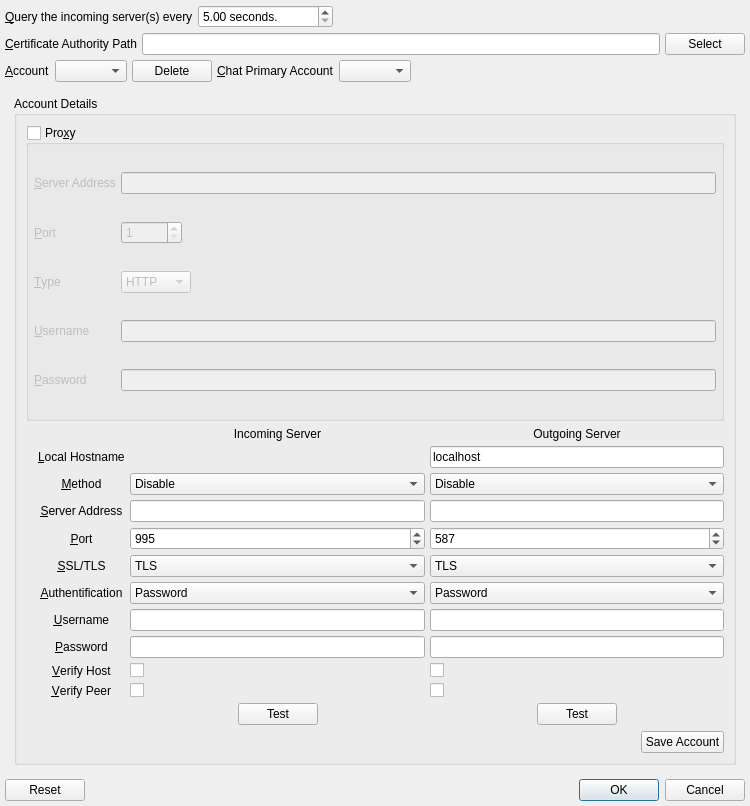
Above: branches/trunk/UI/spot-on-poptastic-retrophone-settings.ui from textbrowser/spot-on before the change. Below: the same form after it.
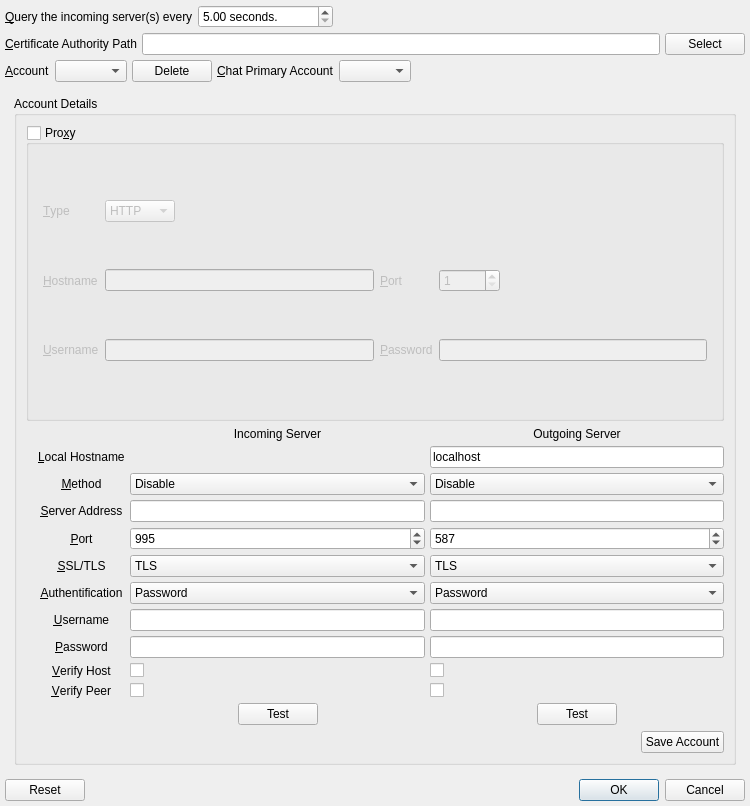
That is the form after the change. Icons and pictures are not drawn.

Commit message: Allow hiding of proxy widgets.

```diff
--- a/branches/trunk/UI/spot-on-poptastic-retrophone-settings.ui
+++ b/branches/trunk/UI/spot-on-poptastic-retrophone-settings.ui
@@ -174,8 +174,8 @@
        <rect>
         <x>0</x>
         <y>0</y>
-        <width>726</width>
-        <height>669</height>
+        <width>740</width>
+        <height>656</height>
        </rect>
       </property>
       <layout class="QVBoxLayout" name="verticalLayout_3">
@@ -212,17 +212,23 @@
              <property name="spacing">
               <number>5</number>
              </property>
-             <item row="3" column="0">
-              <widget class="QLabel" name="label_14">
+             <item row="0" column="0">
+              <widget class="QFrame" name="proxy_frame">
+               <property name="frameShape">
+                <enum>QFrame::NoFrame</enum>
+               </property>
+               <layout class="QGridLayout" name="gridLayout_3">
+                <item row="0" column="0">
+                 <widget class="QLabel" name="label_13">
                <property name="text">
-                <string>&amp;Username</string>
+                   <string>&amp;Type</string>
                </property>
                <property name="buddy">
-                <cstring>proxy_username</cstring>
+                   <cstring>proxy_type</cstring>
                </property>
               </widget>
              </item>
-             <item row="2" column="1">
+                <item row="0" column="1">
               <layout class="QHBoxLayout" name="horizontalLayout_7">
                <property name="spacing">
                 <number>5</number>
@@ -259,13 +265,43 @@
                </item>
               </layout>
              </item>
-             <item row="0" column="1">
+                <item row="1" column="2">
+                 <widget class="QLabel" name="label_12">
+                  <property name="text">
+                   <string>&amp;Port</string>
+                  </property>
+                  <property name="buddy">
+                   <cstring>proxy_server_port</cstring>
+                  </property>
+                 </widget>
+                </item>
+                <item row="1" column="0">
+                 <widget class="QLabel" name="label_11">
+                  <property name="text">
+                   <string>&amp;Hostname</string>
+                  </property>
+                  <property name="buddy">
+                   <cstring>proxy_server_address</cstring>
+                  </property>
+                 </widget>
+                </item>
+                <item row="1" column="1">
               <widget class="QLineEdit" name="proxy_server_address"/>
              </item>
-             <item row="3" column="1">
+                <item row="2" column="0">
+                 <widget class="QLabel" name="label_14">
+                  <property name="text">
+                   <string>&amp;Username</string>
+                  </property>
+                  <property name="buddy">
+                   <cstring>proxy_username</cstring>
+                  </property>
+                 </widget>
+                </item>
+                <item row="2" column="1">
               <widget class="QLineEdit" name="proxy_username"/>
              </item>
-             <item row="1" column="1">
+                <item row="1" column="3">
               <layout class="QHBoxLayout" name="horizontalLayout_5">
                <property name="spacing">
                 <number>5</number>
@@ -295,37 +331,7 @@
                </item>
               </layout>
              </item>
-             <item row="1" column="0">
-              <widget class="QLabel" name="label_12">
-               <property name="text">
-                <string>&amp;Port</string>
-               </property>
-               <property name="buddy">
-                <cstring>proxy_server_port</cstring>
-               </property>
-              </widget>
-             </item>
-             <item row="2" column="0">
-              <widget class="QLabel" name="label_13">
-               <property name="text">
-                <string>&amp;Type</string>
-               </property>
-               <property name="buddy">
-                <cstring>proxy_type</cstring>
-               </property>
-              </widget>
-             </item>
-             <item row="0" column="0">
-              <widget class="QLabel" name="label_11">
-               <property name="text">
-                <string>&amp;Server Address</string>
-               </property>
-               <property name="buddy">
-                <cstring>proxy_server_address</cstring>
-               </property>
-              </widget>
-             </item>
-             <item row="4" column="0">
+                <item row="2" column="2">
               <widget class="QLabel" name="label_15">
                <property name="text">
                 <string>&amp;Password</string>
@@ -335,7 +341,7 @@
                </property>
               </widget>
              </item>
-             <item row="4" column="1">
+                <item row="2" column="3">
               <widget class="QLineEdit" name="proxy_password">
                <property name="echoMode">
                 <enum>QLineEdit::Password</enum>
@@ -345,6 +351,9 @@
             </layout>
            </widget>
           </item>
+            </layout>
+           </widget>
+          </item>
           <item>
            <layout class="QHBoxLayout" name="horizontalLayout_4">
             <property name="spacing">
```
Left out of the diff: 3 changed lines with no effect on the pictures. Lines whose indentation alone changed are shown as unchanged. The commit also changes 2 other files.
